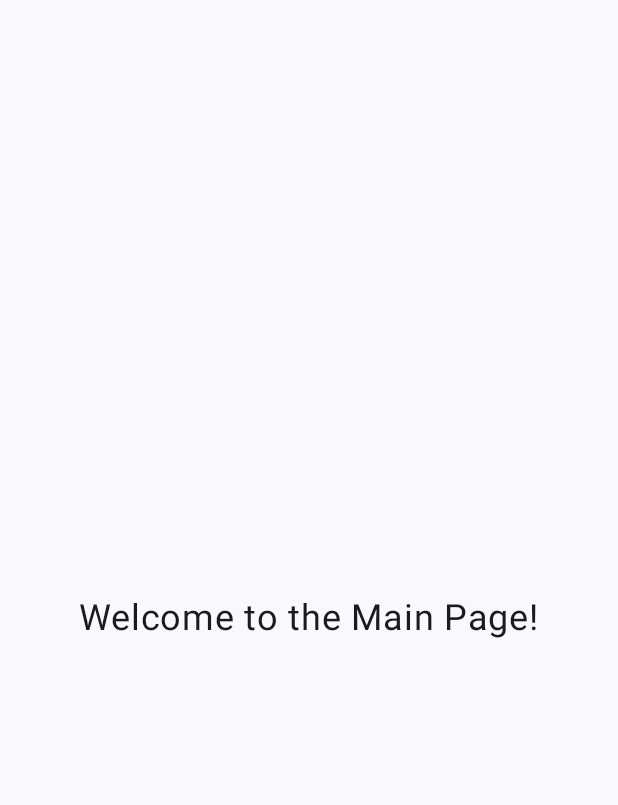
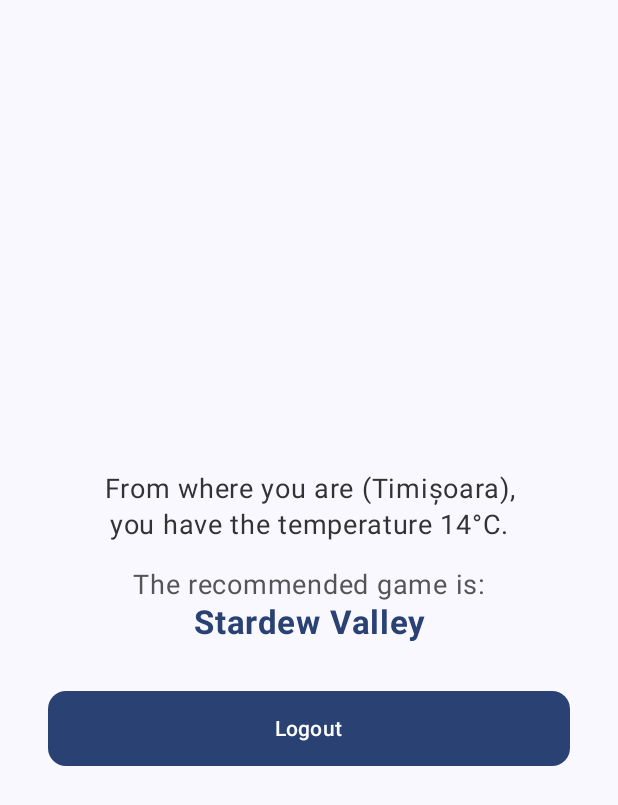
Before and after one commit to NicuBalatici/WeatherSteam, an Android app built with Jetpack Compose: the MainScreen screen opened through its navigation route, on a phone screen of 412 x 824 dp. Shown: the top 805 px of the screen. Run offline under Robolectric (Android 15) with nearby library versions, the phone set to English and light mode, and no system bars.

Commit message:
Main page updated (random stuff)

```diff
--- a/app/src/main/java/com/example/weathersteam/ui/theme/MainScreen.kt
+++ b/app/src/main/java/com/example/weathersteam/ui/theme/MainScreen.kt
@@ -1,24 +1,112 @@
-// src/main/java/com/example/weathersteam/ui/theme/MainScreen.kt
-
 package com.example.weathersteam.ui.theme
 
-import androidx.compose.foundation.layout.Box
-import androidx.compose.foundation.layout.fillMaxSize
+import androidx.compose.foundation.layout.*
+import androidx.compose.material3.Button
+import androidx.compose.material3.CircularProgressIndicator
+import androidx.compose.material3.MaterialTheme
 import androidx.compose.material3.Text
 import androidx.compose.runtime.Composable
+import androidx.compose.runtime.collectAsState
+import androidx.compose.runtime.getValue
 import androidx.compose.ui.Alignment
 import androidx.compose.ui.Modifier
+import androidx.compose.ui.graphics.Color
+import androidx.compose.ui.text.font.FontWeight
+import androidx.compose.ui.text.style.TextAlign
+import androidx.compose.ui.tooling.preview.Preview
+import androidx.compose.ui.unit.dp
 import androidx.compose.ui.unit.sp
+import androidx.lifecycle.viewmodel.compose.viewModel
+import com.example.weathersteam.viewmodels.MainViewModel
 
 @Composable
-fun MainScreen() {
+fun MainScreen(
+    // Get the ViewModel instance from the Compose lifecycle
+    mainViewModel: MainViewModel = viewModel(),
+    // This comes from your AppNavigation
+    onLogoutClick: () -> Unit = {}
+) {
+    // Observe the uiState from the ViewModel
+    // 'by' keyword makes it automatically unwrap the value
+    val uiState by mainViewModel.uiState.collectAsState()
+
     Box(
-        modifier = Modifier.fillMaxSize(),
+        modifier = Modifier
+            .fillMaxSize()
+            .padding(32.dp),
         contentAlignment = Alignment.Center
     ) {
-        Text(
-            text = "Welcome to the Main Page!",
-            fontSize = 24.sp
-        )
+        // Use a 'when' block to show UI for each state
+        when {
+            // 1. Loading State
+            uiState.isLoading -> {
+                CircularProgressIndicator()
+            }
+
+            // 2. Error State
+            uiState.error != null -> {
+                Text(
+                    text = "Error: ${uiState.error}",
+                    color = MaterialTheme.colorScheme.error,
+                    textAlign = TextAlign.Center
+                )
+            }
+
+            // 3. Success State
+            else -> {
+                Column(
+                    horizontalAlignment = Alignment.CenterHorizontally,
+                    verticalArrangement = Arrangement.Center
+                ) {
+                    Text(
+                        text = "From where you are (${uiState.location ?: "Unknown"}),\nyou have the temperature ${uiState.temperature ?: "N/A"}.",
+                        fontSize = 18.sp,
+                        textAlign = TextAlign.Center,
+                        color = Color(0xFF333333)
+                    )
+
+                    Spacer(modifier = Modifier.height(16.dp))
+
+                    Text(
+                        text = "The recommended game is:",
+                        fontSize = 18.sp,
+                        textAlign = TextAlign.Center,
+                        color = Color(0xFF555555)
+                    )
+
+                    Text(
+                        // Use ?: as a fallback in case data is null
+                        text = uiState.recommendedGame ?: "No recommendation",
+                        fontSize = 22.sp,
+                        textAlign = TextAlign.Center,
+                        color = MaterialTheme.colorScheme.primary,
+                        fontWeight = FontWeight.Bold
+                    )
+
+                    Spacer(modifier = Modifier.height(32.dp))
+
+                    Button(
+                        onClick = onLogoutClick,
+                        modifier = Modifier
+                            .fillMaxWidth()
+                            .height(50.dp),
+                        shape = MaterialTheme.shapes.medium
+                    ) {
+                        Text("Logout")
+                    }
+                }
+            }
+        }
     }
 }
+
+
+// You can create a simple preview for the success state
+@Preview(showBackground = true)
+@Composable
+fun MainScreenPreview() {
+    // We can't use a real ViewModel in a Preview,
+    // so this preview won't show the dynamic data.
+    // For a more advanced preview, you would pass a fake ViewModel.
+    MainScreen()
+}
--- /dev/null
+++ b/app/src/main/java/com/example/weathersteam/viewmodel/MainViewModel.kt
@@ -0,0 +1,74 @@
+package com.example.weathersteam.viewmodels
+
+import androidx.lifecycle.ViewModel
+import androidx.lifecycle.viewModelScope
+import kotlinx.coroutines.delay
+import kotlinx.coroutines.flow.MutableStateFlow
+import kotlinx.coroutines.flow.StateFlow
+import kotlinx.coroutines.flow.asStateFlow
+import kotlinx.coroutines.flow.update
+import kotlinx.coroutines.launch
+
+// 1. Define a class to hold your screen's state
+data class MainUiState(
+    val isLoading: Boolean = true,
+    val location: String? = null,
+    val temperature: String? = null,
+    val recommendedGame: String? = null,
+    val error: String? = null
+)
+
+// 2. Create the ViewModel
+class MainViewModel : ViewModel() {
+
+    // Private state that can be changed
+    private val _uiState = MutableStateFlow(MainUiState())
+    // Public, read-only state for the UI to observe
+    val uiState: StateFlow<MainUiState> = _uiState.asStateFlow()
+
+    init {
+        // Start fetching data as soon as the ViewModel is created
+        fetchData()
+    }
+
+    // 3. Create a function to fetch the data
+    private fun fetchData() {
+        viewModelScope.launch {
+            // Set loading state
+            _uiState.update { it.copy(isLoading = true) }
+
+            try {
+                // --- THIS IS WHERE YOU WOULD DO REAL WORK ---
+                // 1. TODO: Get user's location (requires permissions)
+                // 2. TODO: Call a Weather API (like OpenWeatherMap)
+                // 3. TODO: Run your game recommendation logic
+
+                // Let's FAKE it for now with a 2-second delay
+                delay(2000)
+
+                // This is our FAKE data
+                val fakeLocation = "Timișoara"
+                val fakeTemp = "14°C"
+                val fakeGame = "Stardew Valley" // It's a nice day, play something cozy!
+
+                // Update state with success
+                _uiState.update {
+                    it.copy(
+                        isLoading = false,
+                        location = fakeLocation,
+                        temperature = fakeTemp,
+                        recommendedGame = fakeGame
+                    )
+                }
+            } catch (e: Exception) {
+                // Update state with an error
+                _uiState.update {
+                    it.copy(
+                        isLoading = false,
+                        error = "Failed to load data: ${e.message}"
+                    )
+                }
+            }
+        }
+    }
+}
```
